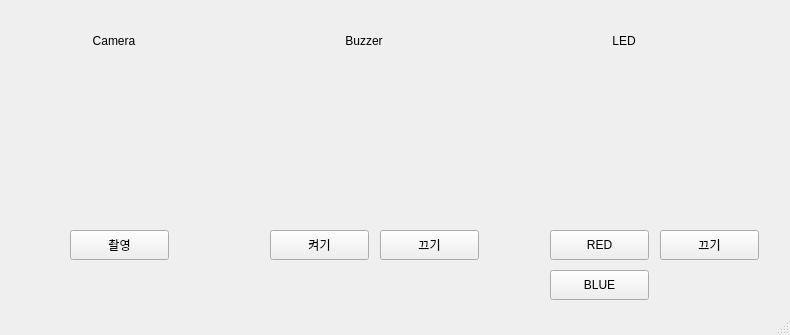
The window that Project_raspi/mainWindow.ui (JEONGWOO0705/basic_raspi_2024) describes before a commit, drawn with Qt 5.
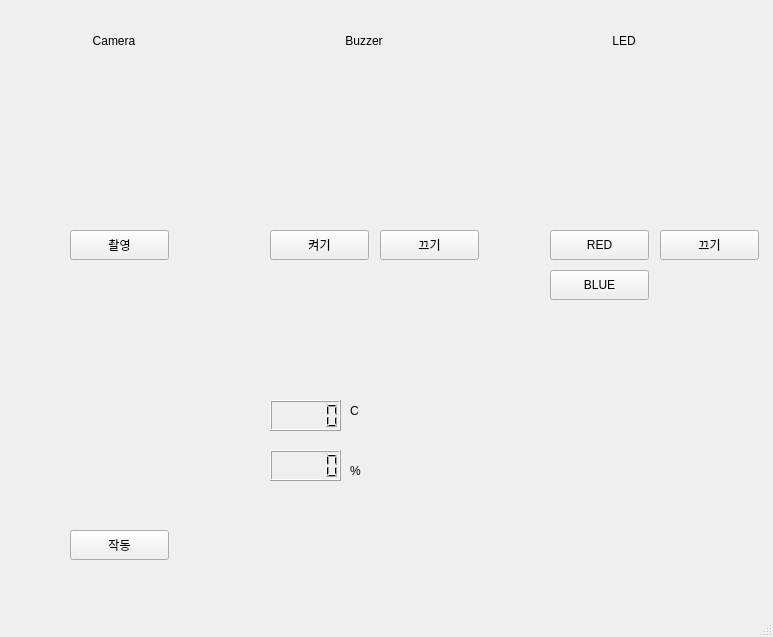
The same window after the commit. Icons and pictures are not drawn.

Patch:
```diff
--- a/Project_raspi/mainWindow.ui
+++ b/Project_raspi/mainWindow.ui
@@ -6,8 +6,8 @@
    <rect>
     <x>0</x>
     <y>0</y>
-    <width>790</width>
-    <height>335</height>
+    <width>773</width>
+    <height>637</height>
    </rect>
   </property>
   <property name="windowTitle">
@@ -238,6 +238,84 @@
      <string>BLUE</string>
     </property>
    </widget>
+   <widget class="QLabel" name="label_6">
+    <property name="geometry">
+     <rect>
+      <x>60</x>
+      <y>350</y>
+      <width>171</width>
+      <height>191</height>
+     </rect>
+    </property>
+    <property name="text">
+     <string/>
+    </property>
+    <property name="pixmap">
+     <pixmap>image/hygrometer.png</pixmap>
+    </property>
+    <property name="scaledContents">
+     <bool>true</bool>
+    </property>
+   </widget>
+   <widget class="QPushButton" name="BtnTemper">
+    <property name="geometry">
+     <rect>
+      <x>70</x>
+      <y>530</y>
+      <width>99</width>
+      <height>30</height>
+     </rect>
+    </property>
+    <property name="text">
+     <string>작동</string>
+    </property>
+   </widget>
+   <widget class="QLCDNumber" name="LN_T">
+    <property name="geometry">
+     <rect>
+      <x>270</x>
+      <y>400</y>
+      <width>71</width>
+      <height>31</height>
+     </rect>
+    </property>
+   </widget>
+   <widget class="QLCDNumber" name="LN_H">
+    <property name="geometry">
+     <rect>
+      <x>270</x>
+      <y>450</y>
+      <width>71</width>
+      <height>31</height>
+     </rect>
+    </property>
+   </widget>
+   <widget class="QLabel" name="label_10">
+    <property name="geometry">
+     <rect>
+      <x>350</x>
+      <y>400</y>
+      <width>68</width>
+      <height>22</height>
+     </rect>
+    </property>
+    <property name="text">
+     <string>C</string>
+    </property>
+   </widget>
+   <widget class="QLabel" name="label_11">
+    <property name="geometry">
+     <rect>
+      <x>350</x>
+      <y>460</y>
+      <width>68</width>
+      <height>22</height>
+     </rect>
+    </property>
+    <property name="text">
+     <string>%</string>
+    </property>
+   </widget>
   </widget>
   <widget class="QStatusBar" name="statusbar"/>
  </widget>
```
